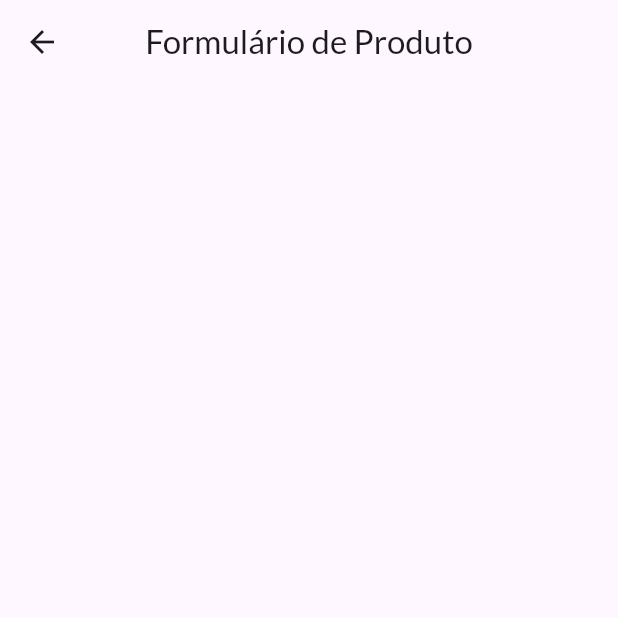
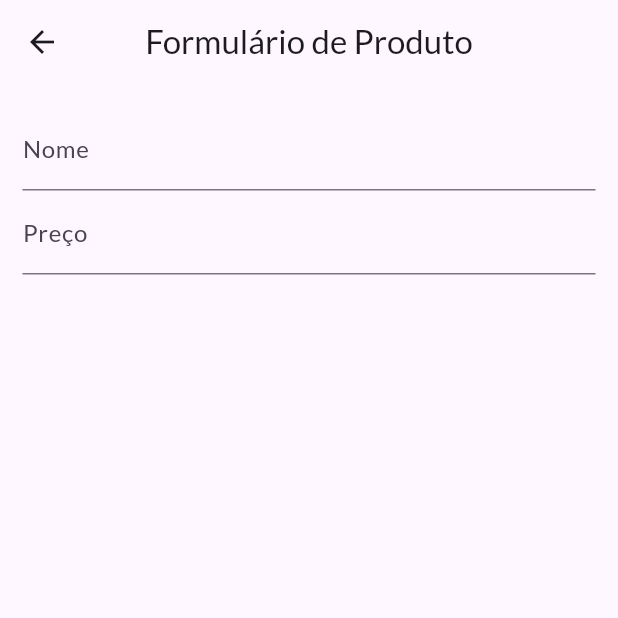
Before and after one commit to laesant/shop, a Flutter app: the ProductFormPage screen opened by its route, on a phone screen of 412 x 824 dp, the top half of it. Run offline on Flutter 3.47's test engine with Material 2 defaults, Android fonts, the phone set to English and light mode, and no system bars; network calls fail.

```diff
--- a/lib/pages/product_form_page.dart
+++ b/lib/pages/product_form_page.dart
@@ -8,12 +8,42 @@ class ProductFormPage extends StatefulWidget {
 }
 
 class _ProductFormPageState extends State<ProductFormPage> {
+  late final FocusNode _priceFocus;
+  @override
+  void initState() {
+    _priceFocus = FocusNode();
+    super.initState();
+  }
+
+  @override
+  void dispose() {
+    _priceFocus.dispose();
+    super.dispose();
+  }
+
   @override
   Widget build(BuildContext context) {
     return Scaffold(
-      appBar: AppBar(
-        title: const Text("Formulário de Produto"),
-      ),
-    );
+        appBar: AppBar(
+          title: const Text("Formulário de Produto"),
+        ),
+        body: Form(
+            child: ListView(
+          padding: const EdgeInsets.all(15),
+          children: [
+            TextFormField(
+              textInputAction: TextInputAction.next,
+              decoration: const InputDecoration(labelText: "Nome"),
+              onFieldSubmitted: (_) => _priceFocus.requestFocus(),
+            ),
+            TextFormField(
+              focusNode: _priceFocus,
+              textInputAction: TextInputAction.next,
+              decoration: const InputDecoration(labelText: "Preço"),
+              keyboardType:
+                  const TextInputType.numberWithOptions(decimal: true),
+            )
+          ],
+        )));
   }
 }
```
